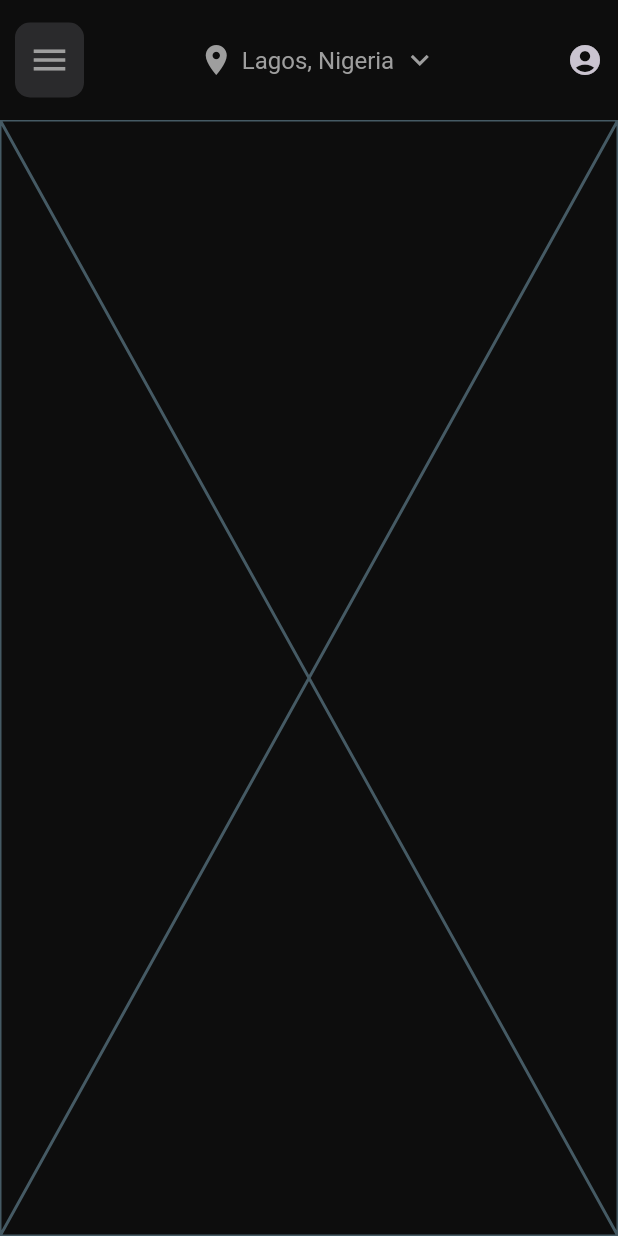
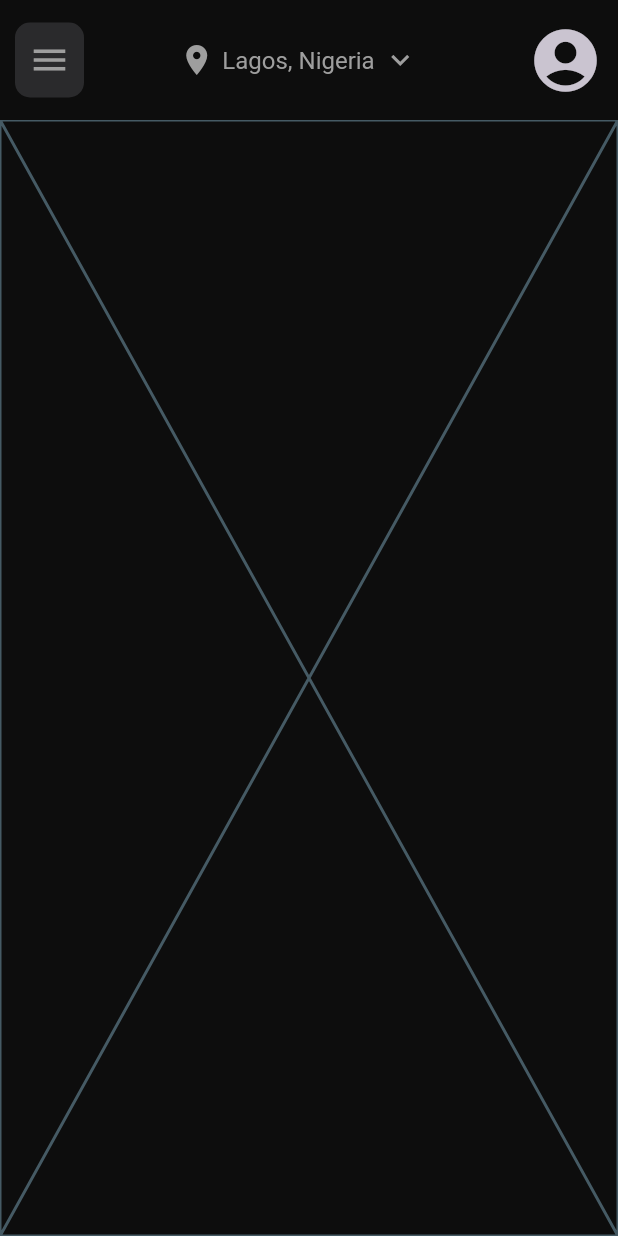
Before and after one commit to JoshuaOzibo/Mobile_Food_App, a Flutter app: the screen it shows after launch, on a phone screen of 412 x 824 dp. Run offline on Flutter 3.47's test engine with Material 3 defaults, Android fonts, the phone set to English and light mode, and no system bars.

Commit message:
Fix avatar icon size in HomePage AppBar actions

```diff
--- a/lib/pages/home_page.dart
+++ b/lib/pages/home_page.dart
@@ -52,7 +52,7 @@ class HomePage extends StatelessWidget {
           ],
         ),
 
-        actions: [Icon(homeIcons[0]['avater'])],
+        actions: [Icon(homeIcons[0]['avater'], size: 50,)],
       ),
       body: Placeholder(),
     );
```
